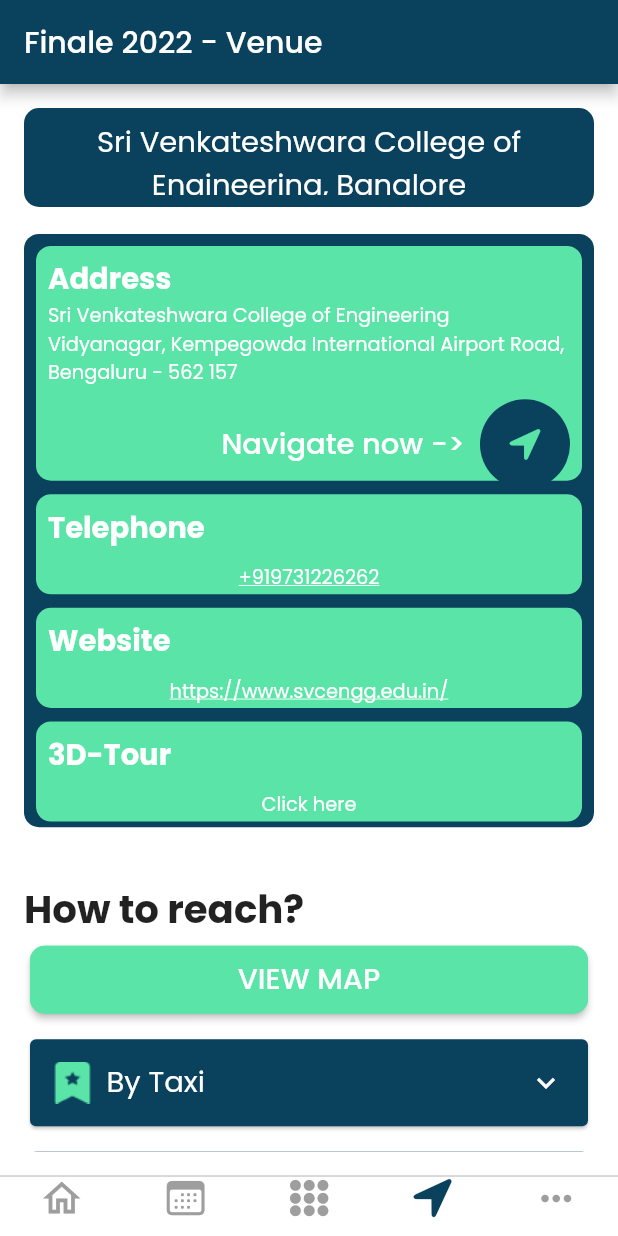
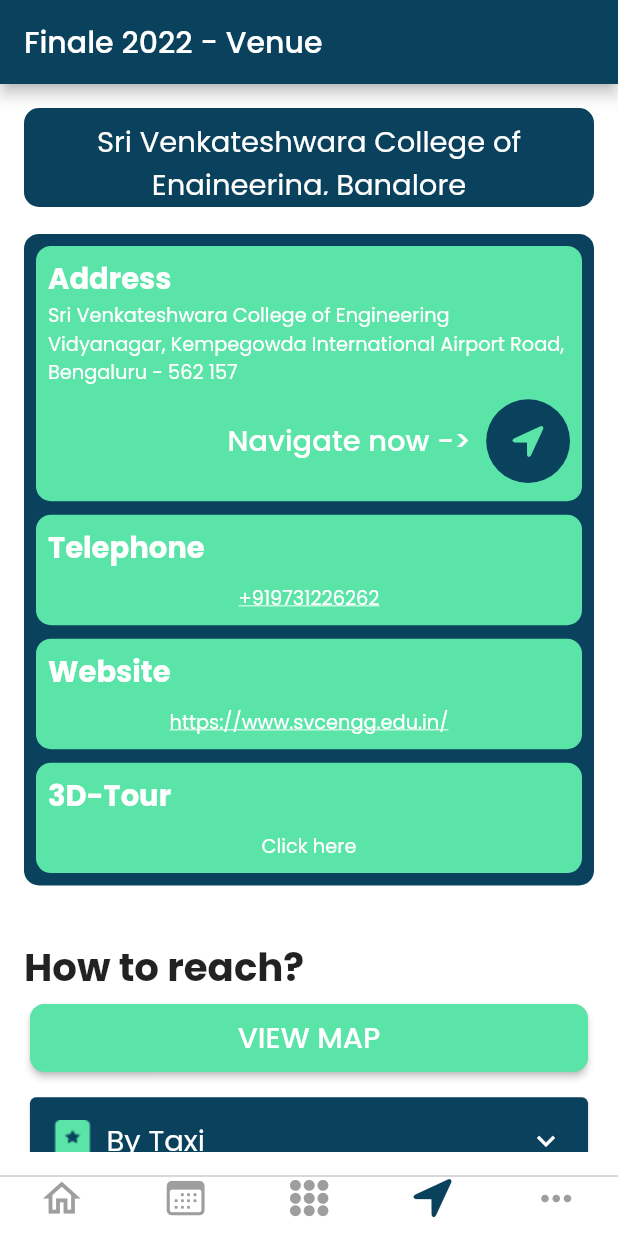
Before and after one commit to ahmadexe/YESIST12-iOS-App, a Flutter app: the screen it shows after launch, swiped to page 4, on a phone screen of 412 x 824 dp. Run offline on Flutter 3.47's test engine with Material 2 defaults, Android fonts, the phone set to English and light mode, and no system bars; our stand-ins replace form_builder_validators.

Commit message:
responsiveness setting

```diff
--- a/lib/screens/finale/widgets/_address_card.dart
+++ b/lib/screens/finale/widgets/_address_card.dart
@@ -7,7 +7,7 @@ class _AddressCard extends StatelessWidget {
   Widget build(BuildContext context) {
     return Container(
       padding: const EdgeInsets.all(8),
-      height: MediaQuery.of(context).size.height * 0.48,
+      height: AppDimensions.normalize(171),
       width: double.infinity,
       decoration: BoxDecoration(
         borderRadius: BorderRadius.circular(10),
@@ -17,7 +17,7 @@ class _AddressCard extends StatelessWidget {
         children: [
           Container(
             padding: const EdgeInsets.all(8),
-            height: MediaQuery.of(context).size.height * 0.19,
+            height: AppDimensions.normalize(67),
             width: double.infinity,
             decoration: BoxDecoration(
                 borderRadius: BorderRadius.circular(10),
@@ -45,10 +45,10 @@ class _AddressCard extends StatelessWidget {
                     ),
                     GestureDetector(
                       onTap: () {},
-                      child: const CircleAvatar(
-                        radius: 30,
+                      child: CircleAvatar(
+                        radius: AppDimensions.normalize(11),
                         backgroundColor: StaticColors.primaryColor,
-                        child: Icon(
+                        child: const Icon(
                           CupertinoIcons.location_fill,
                           color: StaticColors.secondaryColor,
                         ),
--- a/lib/screens/finale/widgets/_info_card.dart
+++ b/lib/screens/finale/widgets/_info_card.dart
@@ -11,7 +11,7 @@ class _InfoCard extends StatelessWidget {
   Widget build(BuildContext context) {
     return Container(
       padding: const EdgeInsets.all(8),
-      height: MediaQuery.of(context).size.height * .081,
+      height: AppDimensions.normalize(29),
       width: double.infinity,
       decoration: BoxDecoration(
         borderRadius: BorderRadius.circular(10),
@@ -33,7 +33,9 @@ class _InfoCard extends StatelessWidget {
                 subtext,
                 style: AppText.l2!.copyWith(
                   color: Colors.white,
-                  decoration: underlined? TextDecoration.underline : TextDecoration.none,
+                  decoration: underlined
+                      ? TextDecoration.underline
+                      : TextDecoration.none,
                 ),
               ),
             ],
--- a/lib/screens/timeline/widgets/_timeline_card.dart
+++ b/lib/screens/timeline/widgets/_timeline_card.dart
@@ -7,7 +7,7 @@ class _TimelineCard extends StatelessWidget {
   @override
   Widget build(BuildContext context) {
     return SizedBox(
-      height: MediaQuery.of(context).size.height * 1 / 7,
+      height: AppDimensions.normalize(53),
       width: double.infinity,
       child: Row(
         crossAxisAlignment: CrossAxisAlignment.center,
```
